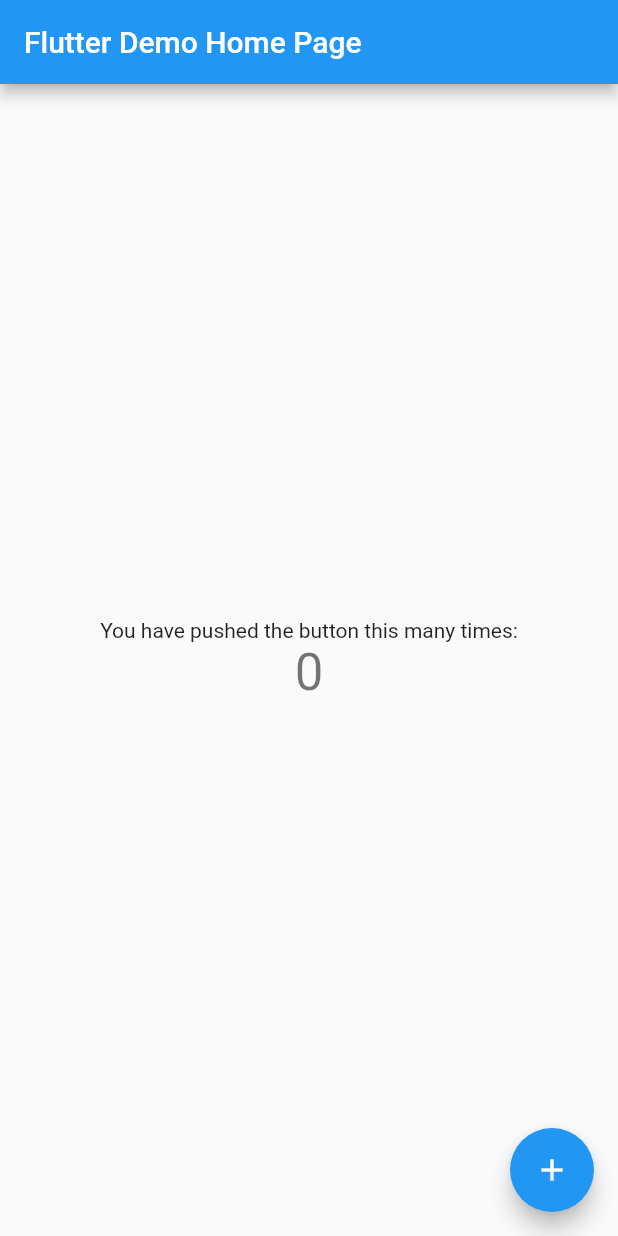
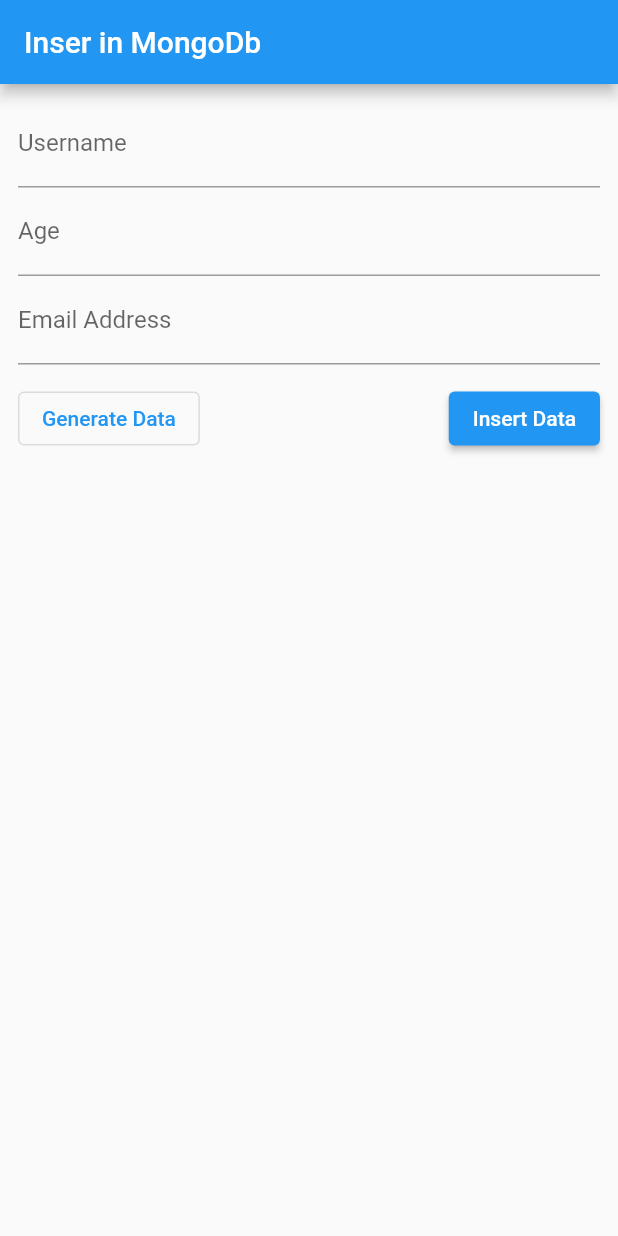
Before and after one commit to huzaifak08/Flutter-MongoDb, a Flutter app: the screen it shows after launch, on a phone screen of 412 x 824 dp. Run offline on Flutter 3.47's test engine with Material 2 defaults, Android fonts, the phone set to English and light mode, and no system bars; our stand-ins replace faker; missing offline and left inert: dart:ffi, mongo_dart.

Commit message:
Insert using app done Allhamdullillah

```diff
--- /dev/null
+++ b/lib/CRUD Screens/insert_mongo.dart
@@ -0,0 +1,87 @@
+import 'package:faker/faker.dart';
+import 'package:flutter/material.dart';
+import 'package:flutter_mongodb/Mongo%20Essentials/mongo_db.dart';
+import 'package:flutter_mongodb/Mongo%20Models/mongo_model.dart';
+import 'package:mongo_dart/mongo_dart.dart' as M;
+
+class MongoDbInsert extends StatefulWidget {
+  const MongoDbInsert({super.key});
+
+  @override
+  State<MongoDbInsert> createState() => _MongoDbInsertState();
+}
+
+class _MongoDbInsertState extends State<MongoDbInsert> {
+  final nameController = TextEditingController();
+  final ageController = TextEditingController();
+  final emailController = TextEditingController();
+
+  @override
+  Widget build(BuildContext context) {
+    return Scaffold(
+      appBar: AppBar(title: const Text('Inser in MongoDb')),
+      body: SafeArea(
+          child: Padding(
+        padding: const EdgeInsets.symmetric(horizontal: 12, vertical: 10),
+        child: Column(
+          children: [
+            TextField(
+              controller: nameController,
+              decoration: const InputDecoration(labelText: 'Username'),
+            ),
+            TextField(
+              controller: ageController,
+              decoration: const InputDecoration(labelText: 'Age'),
+            ),
+            TextField(
+              controller: emailController,
+              decoration: const InputDecoration(labelText: 'Email Address'),
+            ),
+            const SizedBox(height: 12),
+            Row(
+              mainAxisAlignment: MainAxisAlignment.spaceBetween,
+              children: [
+                OutlinedButton(
+                    onPressed: () {
+                      _fakeData();
+                    },
+                    child: const Text('Generate Data')),
+                ElevatedButton(
+                    onPressed: () {
+                      _insertData(nameController.text, ageController.text,
+                          emailController.text);
+                    },
+                    child: const Text('Insert Data')),
+              ],
+            )
+          ],
+        ),
+      )),
+    );
+  }
+
+  Future<void> _insertData(String username, String age, String email) async {
+    var _id = M.ObjectId(); // Generate unique id
+    final data =
+        MongoModel(id: _id, username: username, age: age, email: email);
+
+    var result = await MongoDatabase.insert(data);
+
+    ScaffoldMessenger.of(context)
+        .showSnackBar(SnackBar(content: Text('Inserted Id ${_id.$oid}')));
+
+    _clearAll();
+  }
+
+  void _clearAll() {
+    nameController.text = '';
+    ageController.text = '';
+    emailController.text = '';
+  }
+
+  void _fakeData() {
+    nameController.text = faker.person.name();
+    ageController.text = faker.currency.name();
+    emailController.text = faker.phoneNumber.us();
+  }
+}
--- /dev/null
+++ b/lib/Mongo Essentials/mongo_db.dart
@@ -0,0 +1,34 @@
+import 'dart:developer';
+import 'dart:ffi';
+
+import 'package:flutter_mongodb/Mongo%20Essentials/mongo_constants.dart';
+import 'package:flutter_mongodb/Mongo%20Models/mongo_model.dart';
+import 'package:mongo_dart/mongo_dart.dart';
+
+class MongoDatabase {
+  static var db, collection;
+
+  static connect() async {
+    db = await Db.create(MONGO_URL);
+    await db.open();
+    inspect(db); // This will print some extra details on terminal.
+    var status = db.serverStatus();
+    print(status);
+    collection = db.collection(COLLECTION_NAME);
+    print(await collection.find().toList()); // Print the data in collection.
+  }
+
+  static Future<String> insert(MongoModel data) async {
+    try {
+      var result = await collection.insertOne(data.toJson());
+      if (result.isSuccess) {
+        return 'Data inserted';
+      } else {
+        return 'Error Occoured';
+      }
+    } catch (e) {
+      print(e.toString());
+      return e.toString();
+    }
+  }
+}
--- /dev/null
+++ b/lib/Mongo Models/mongo_model.dart
@@ -0,0 +1,36 @@
+import 'dart:convert';
+
+import 'package:mongo_dart/mongo_dart.dart';
+
+MongoModel mongoModelFromJson(String str) =>
+    MongoModel.fromJson(json.decode(str));
+
+String mongoModelToJson(MongoModel data) => json.encode(data.toJson());
+
+class MongoModel {
+  ObjectId id;
+  String username;
+  String age;
+  String email;
+
+  MongoModel({
+    required this.id,
+    required this.username,
+    required this.age,
+    required this.email,
+  });
+
+  factory MongoModel.fromJson(Map<String, dynamic> json) => MongoModel(
+        id: json["_id"],
+        username: json["username"],
+        age: json["age"],
+        email: json["email"],
+      );
+
+  Map<String, dynamic> toJson() => {
+        "_id": id,
+        "username": username,
+        "age": age,
+        "email": email,
+      };
+}
--- a/lib/main.dart
+++ b/lib/main.dart
@@ -1,6 +1,7 @@
 import 'package:flutter/material.dart';
+import 'package:flutter_mongodb/CRUD%20Screens/insert_mongo.dart';
 
-import 'mongo_db.dart';
+import 'Mongo Essentials/mongo_db.dart';
 
 void main() async {
   WidgetsFlutterBinding.ensureInitialized();
@@ -19,92 +20,7 @@
       theme: ThemeData(
         primarySwatch: Colors.blue,
       ),
-      home: const MyHomePage(title: 'Flutter Demo Home Page'),
+      home: const MongoDbInsert(),
     );
   }
 }
-
-class MyHomePage extends StatefulWidget {
-  const MyHomePage({super.key, required this.title});
-
-  // This widget is the home page of your application. It is stateful, meaning
-  // that it has a State object (defined below) that contains fields that affect
-  // how it looks.
-
-  // This class is the configuration for the state. It holds the values (in this
-  // case the title) provided by the parent (in this case the App widget) and
-  // used by the build method of the State. Fields in a Widget subclass are
-  // always marked "final".
-
-  final String title;
-
-  @override
-  State<MyHomePage> createState() => _MyHomePageState();
-}
-
-class _MyHomePageState extends State<MyHomePage> {
-  int _counter = 0;
-
-  void _incrementCounter() {
-    setState(() {
-      // This call to setState tells the Flutter framework that something has
-      // changed in this State, which causes it to rerun the build method below
-      // so that the display can reflect the updated values. If we changed
-      // _counter without calling setState(), then the build method would not be
-      // called again, and so nothing would appear to happen.
-      _counter++;
-    });
-  }
-
-  @override
-  Widget build(BuildContext context) {
-    // This method is rerun every time setState is called, for instance as done
-    // by the _incrementCounter method above.
-    //
-    // The Flutter framework has been optimized to make rerunning build methods
-    // fast, so that you can just rebuild anything that needs updating rather
-    // than having to individually change instances of widgets.
-    return Scaffold(
-      appBar: AppBar(
-        // Here we take the value from the MyHomePage object that was created by
-        // the App.build method, and use it to set our appbar title.
-        title: Text(widget.title),
-      ),
-      body: Center(
-        // Center is a layout widget. It takes a single child and positions it
-        // in the middle of the parent.
-        child: Column(
-          // Column is also a layout widget. It takes a list of children and
-          // arranges them vertically. By default, it sizes itself to fit its
-          // children horizontally, and tries to be as tall as its parent.
-          //
-          // Invoke "debug painting" (press "p" in the console, choose the
-          // "Toggle Debug Paint" action from the Flutter Inspector in Android
-          // Studio, or the "Toggle Debug Paint" command in Visual Studio Code)
-          // to see the wireframe for each widget.
-          //
-          // Column has various properties to control how it sizes itself and
-          // how it positions its children. Here we use mainAxisAlignment to
-          // center the children vertically; the main axis here is the vertical
-          // axis because Columns are vertical (the cross axis would be
-          // horizontal).
-          mainAxisAlignment: MainAxisAlignment.center,
-          children: <Widget>[
-            const Text(
-              'You have pushed the button this many times:',
-            ),
-            Text(
-              '$_counter',
-              style: Theme.of(context).textTheme.headlineMedium,
-            ),
-          ],
-        ),
-      ),
-      floatingActionButton: FloatingActionButton(
-        onPressed: _incrementCounter,
-        tooltip: 'Increment',
-        child: const Icon(Icons.add),
-      ), // This trailing comma makes auto-formatting nicer for build methods.
-    );
-  }
-}
```
Also changed, not shown: lib/mongo_db.dart (deleted, +0 -38 lines), pubspec.yaml (+1 -6 lines), lib/Mongo Essentials/mongo_constants.dart (renamed from lib/constants.dart), pubspec.lock.
